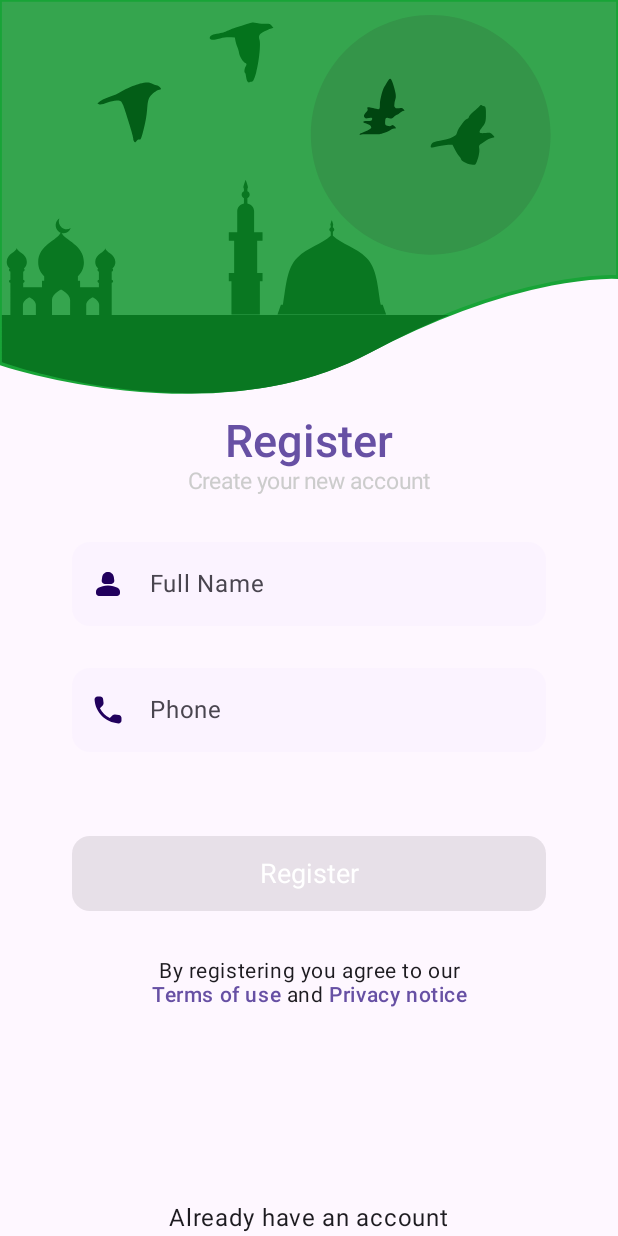
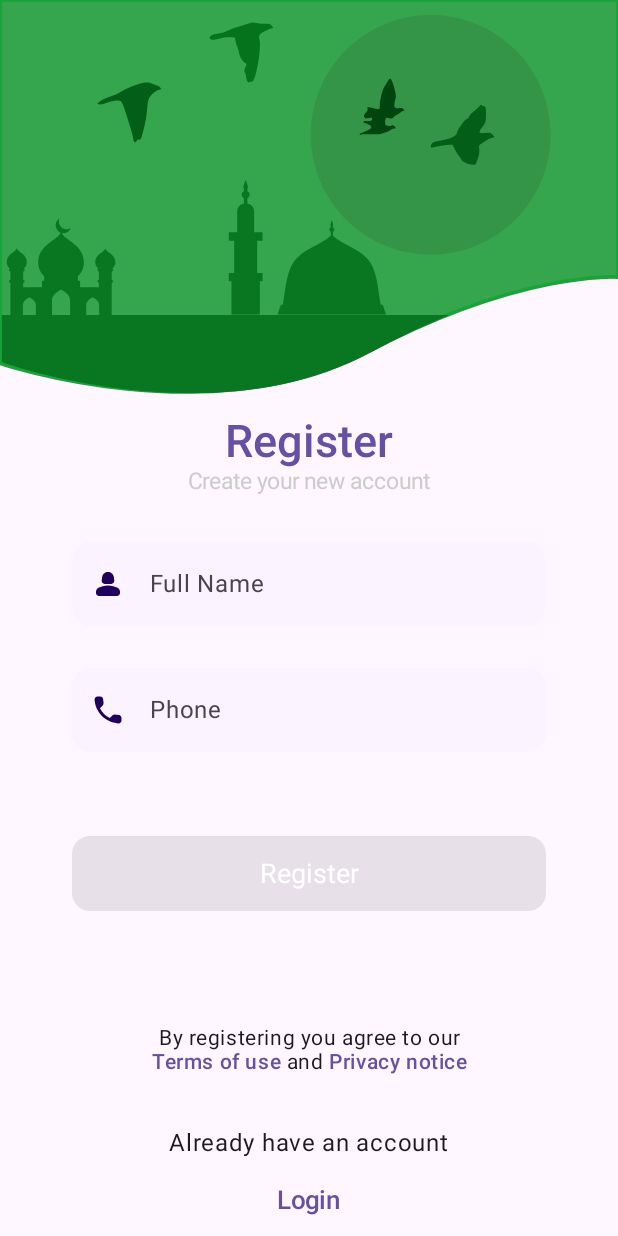
Before and after one commit to Aumaidkh/ImaanStoreAndroid, an Android app built with Jetpack Compose: the register screen opened through its navigation route, on a phone screen of 412 x 824 dp. Run offline under Robolectric (Android 15) with nearby library versions, the phone set to English and light mode, and no system bars; our stand-ins replace Dagger/Hilt's generated code.

Commit message:
bug-fix: Fix bottom part of login and register screen issue

```diff
--- a/app/src/main/java/com/imaan/store/feature_auth/presentation/login/LoginScreen.kt
+++ b/app/src/main/java/com/imaan/store/feature_auth/presentation/login/LoginScreen.kt
@@ -142,9 +142,7 @@ fun LoginScreen(
             text = stringResource(id = R.string.request_otp)
         )
 
-        Spacer(modifier = Modifier
-            .weight(0.8f)
-            .background(color = Color.Red))
+        Spacer(modifier = Modifier.weight(0.8f))
 
         Text(
             modifier = Modifier
@@ -159,8 +157,7 @@ fun LoginScreen(
             modifier = Modifier
                 .semantics {
                     testTag = signUpText
-                }
-                .windowInsetsBottomHeight(WindowInsets.systemBars),
+                },
             onClick = {
                 onSignUpClick()
             },
--- a/app/src/main/java/com/imaan/store/feature_auth/presentation/register/RegisterScreen.kt
+++ b/app/src/main/java/com/imaan/store/feature_auth/presentation/register/RegisterScreen.kt
@@ -171,6 +171,8 @@ private fun RegisterForm(
             enabled = state.buttonEnabled
         )
 
+        Spacer(modifier = Modifier.weight(1f))
+
         Text(
             modifier = Modifier
                 .semantics {
@@ -208,7 +210,7 @@ private fun RegisterForm(
         )
         Spacer(
             modifier = Modifier
-                .weight(0.7f)
+                .weight(0.05f)
         )
         Text(
             modifier = Modifier
@@ -218,13 +220,15 @@ private fun RegisterForm(
             text = stringResource(R.string.already_have_account),
         )
 
-
+        Spacer(
+            modifier = Modifier
+                .weight(0.05f)
+        )
         TextButton(
             modifier = Modifier
                 .semantics {
                     testTag = TestTags.loginText
-                }
-                .windowInsetsBottomHeight(WindowInsets.systemBars),
+                },
             onClick = {
                 onLoginClick()
             },
@@ -236,7 +240,10 @@ private fun RegisterForm(
                 )
             )
         }
-        Spacer(Modifier.windowInsetsBottomHeight(WindowInsets.systemBars))
+        Spacer(Modifier
+            .windowInsetsBottomHeight(WindowInsets.systemBars)
+            .padding(24.dp)
+        )
 
 
     }
```
